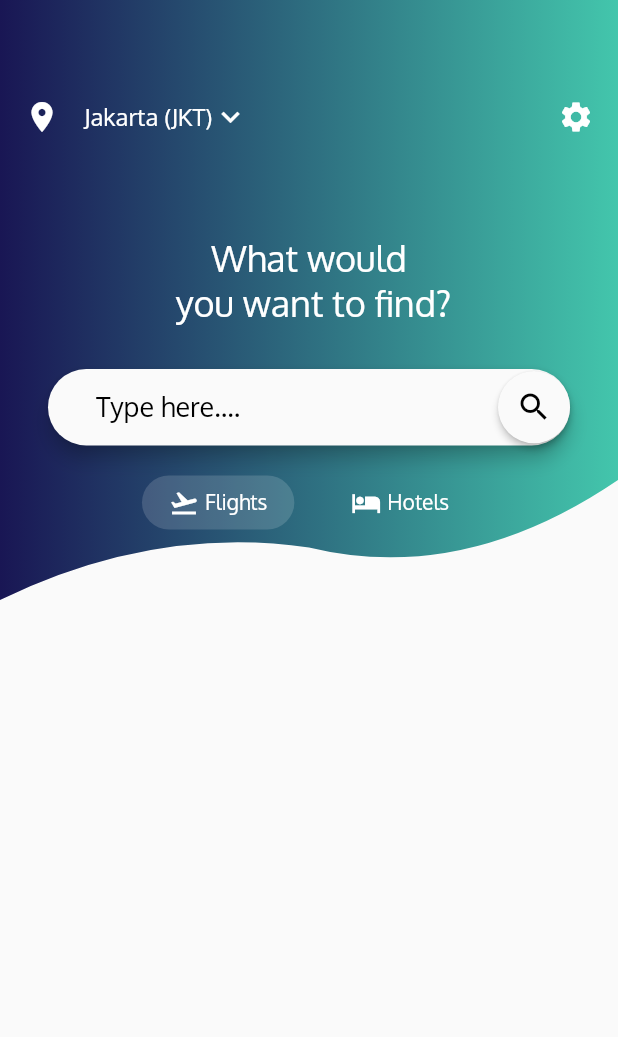
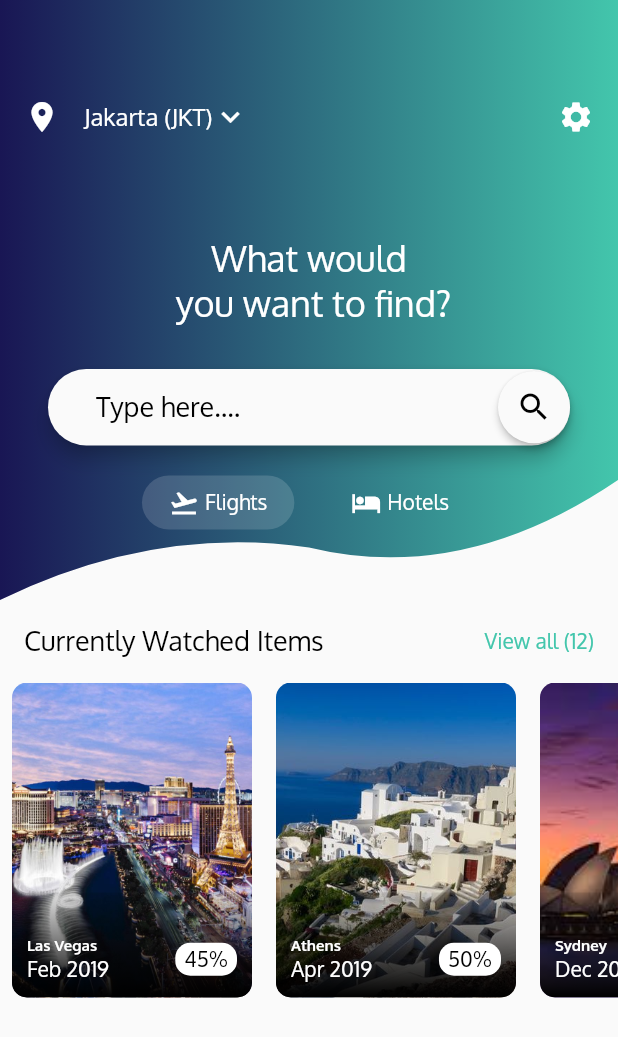
Before and after one commit to JantoAndriano/flightapp, a Flutter app: the screen it shows after launch, on a phone screen of 412 x 824 dp. Shown: the top 1037 px of the screen. Run offline on Flutter 3.47's test engine with Material 2 defaults, Android fonts, the phone set to English and light mode, and no system bars.

Commit message:
create card list

```diff
--- a/lib/HomeScreen.dart
+++ b/lib/HomeScreen.dart
@@ -1,11 +1,12 @@
 import 'package:flutter/material.dart';
 import 'package:flightapp/CustomShapeClipper.dart';
+import 'package:intl/intl.dart';
 
 Color firstColor = Color(0xff191654);
 Color seconColor = Color(0xff43C6AC);
 
 ThemeData appTheme = ThemeData(
-  primaryColor: Color(0xfff3791a),
+primaryColor: Color(0xff191654),
 fontFamily: 'Oxygen'
 ) ;
 
@@ -23,7 +24,8 @@ class _HomeScreenState extends State<HomeScreen> {
   return Scaffold(
     body: Column(
       children: <Widget>[
-          HomeScreenTopPart()
+        HomeScreenTopPart(),
+        homeScreenBottomPart,
       ],
     ),
   );
@@ -207,3 +209,110 @@ class _ChoiceChipState extends State<ChoiceChip> {
   );
 }
 }
+
+var viewAllStyle = TextStyle(color: Color(0xff43C6AC), fontSize: 14.0);
+var homeScreenBottomPart = Column(
+  children: <Widget>[
+    Padding(
+      padding: const EdgeInsets.symmetric(horizontal: 16.0, vertical: 16.0),
+      child: Row(
+        mainAxisSize: MainAxisSize.max,
+        mainAxisAlignment: MainAxisAlignment.spaceBetween,
+        children: <Widget>[
+          Text('Currently Watched Items', style: dropDownMenuItemStyle),
+          Spacer(),
+          Text('View all (12)', style: viewAllStyle,)
+        ],
+      ),
+    ),
+    Container(
+      height: 210.0,
+      child: ListView(
+        scrollDirection: Axis.horizontal,
+        children: cityCards,
+      ),
+    )
+  ],
+);
+
+
+
+
+
+List<CityCard> cityCards = [
+CityCard('assets/images/lasvegas.jpg', 'Las Vegas', 'Feb 2019', '45', 4299, 2250),
+CityCard('assets/images/athens.jpg', 'Athens', 'Apr 2019', '50', 9999, 4159),
+CityCard('assets/images/sydney.jpeg', 'Sydney', 'Dec 2019', '40', 5999, 2399),
+];
+
+final formatCurrency = new NumberFormat.simpleCurrency();
+class CityCard extends StatelessWidget{
+final String imagePath, cityName, monthYear, discount;
+final int oldPrice, newPrice;
+
+CityCard(this.imagePath, this.cityName, this.monthYear, this.discount, this.oldPrice, this.newPrice);
+
+@override
+Widget build(BuildContext context) {
+  return Padding(
+    padding: const EdgeInsets.symmetric(horizontal: 8.0),
+    child:ClipRRect(
+      borderRadius: BorderRadius.all(
+            Radius.circular(10)
+          ),
+          child: Stack(
+            children: <Widget>[
+              Container(
+                height: 210,
+                width: 160,
+                child: Image.asset(imagePath, fit: BoxFit.cover,),
+              ),
+              Positioned(
+                left: 0,
+                bottom: 0,
+                height: 70,
+                width: 160,
+                child: Container(
+                  decoration: BoxDecoration(
+                    gradient: LinearGradient(
+                      begin: Alignment.bottomCenter,
+                      end: Alignment.topCenter,
+                      colors: [
+                        Colors.black, Colors.black.withOpacity(0.1)
+                      ]
+                    )
+                  ),
+                ),
+              ),
+              Positioned(
+                left: 10,
+                bottom: 10,
+                right: 10,
+                child: Row(
+                  mainAxisSize: MainAxisSize.max,
+                  mainAxisAlignment: MainAxisAlignment.spaceBetween,
+                  children: <Widget>[
+                    Column(
+                      crossAxisAlignment: CrossAxisAlignment.start,
+                      children: <Widget>[
+                        Text(cityName, style: TextStyle(fontWeight: FontWeight.bold, color: Colors.white, fontSize: 10)),
+                        Text(monthYear, style: TextStyle(fontWeight: FontWeight.normal, color: Colors.white, fontSize: 14)),
+                      ],
+                    ),
+                    Container(
+                      padding: EdgeInsets.symmetric(horizontal: 6, vertical: 2),
+                      decoration: BoxDecoration(
+                        color: Colors.white,
+                        shape: BoxShape.rectangle,
+                        borderRadius: BorderRadius.all(Radius.circular(10)),
+                      ),
+                      child: Text('$discount%', style: TextStyle(fontSize: 14, color: Colors.black),)),
+                  ],
+                ),
+              ),
+            ],
+          ),
+        ),
+    );
+  }
+}
--- a/pubspec.yaml
+++ b/pubspec.yaml
@@ -23,6 +23,7 @@ dependencies:
   # The following adds the Cupertino Icons font to your application.
   # Use with the CupertinoIcons class for iOS style icons.
   cupertino_icons: ^0.1.2
+  intl:
 
 dev_dependencies:
   flutter_test:
```
Also changed, not shown: pubspec.lock. Lines whose indentation alone changed are shown as unchanged.
